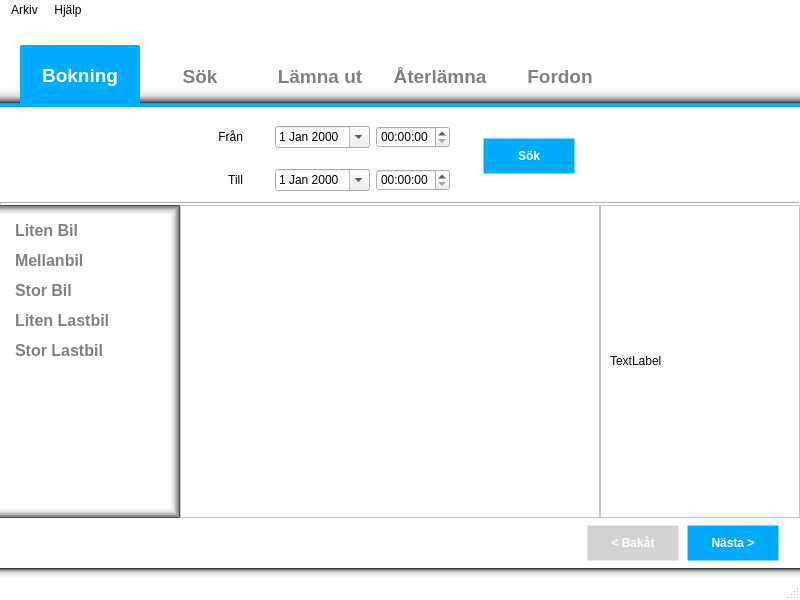
First picture: the form in trunk/gui/MainWindow.ui, repository nilsknacken/A3B-repo, before the edit.
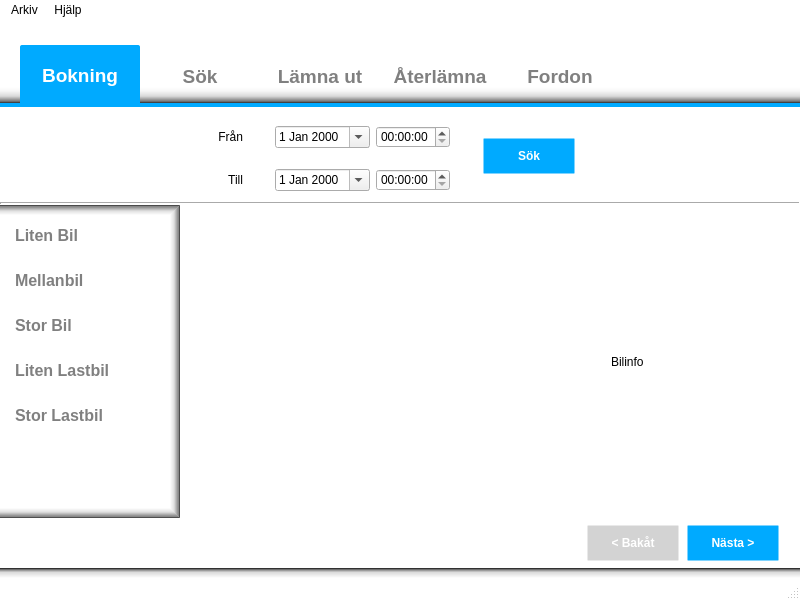
Second picture: the form after the edit. The open tabs and pages were chosen to show the change. Icons and pictures are not drawn.

Commit message: GUI: * please_select_entry() är nu borta, behövs inte längre * P1, P2, P3, P4 design * P1 bilinfo fixat

```diff
--- a/trunk/gui/MainWindow.ui
+++ b/trunk/gui/MainWindow.ui
@@ -835,13 +835,13 @@
                  </property>
                  <layout class="QVBoxLayout" name="verticalLayout_11">
                   <property name="spacing">
-                   <number>0</number>
+                   <number>15</number>
                   </property>
                   <property name="leftMargin">
                    <number>15</number>
                   </property>
                   <property name="topMargin">
-                   <number>0</number>
+                   <number>5</number>
                   </property>
                   <property name="rightMargin">
                    <number>0</number>
@@ -1041,7 +1041,11 @@
                     <number>0</number>
                    </property>
                    <item>
-                    <widget class="QTableWidget" name="tableWidgetP1S_Truck"/>
+                    <widget class="QTableWidget" name="tableWidgetP1S_Truck">
+                     <property name="frameShape">
+                      <enum>QFrame::NoFrame</enum>
+                     </property>
+                    </widget>
                    </item>
                   </layout>
                  </widget>
@@ -1077,25 +1081,21 @@
                 <height>0</height>
                </size>
               </property>
-              <property name="frameShape">
-               <enum>QFrame::StyledPanel</enum>
+              <property name="styleSheet">
+               <string notr="true"/>
               </property>
-              <property name="frameShadow">
-               <enum>QFrame::Raised</enum>
-              </property>
-              <widget class="QLabel" name="labelInfo">
-               <property name="geometry">
-                <rect>
-                 <x>10</x>
-                 <y>10</y>
-                 <width>181</width>
-                 <height>291</height>
-                </rect>
-               </property>
-               <property name="text">
-                <string>TextLabel</string>
-               </property>
-              </widget>
+              <layout class="QVBoxLayout" name="verticalLayout_9">
+               <item>
+                <widget class="QLabel" name="labelP1info">
+                 <property name="styleSheet">
+                  <string notr="true"/>
+                 </property>
+                 <property name="text">
+                  <string>Bilinfo</string>
+                 </property>
+                </widget>
+               </item>
+              </layout>
              </widget>
             </item>
            </layout>
```
Left out of the diff: 82 changed lines with no effect on the pictures. The commit also changes 5 other files.
